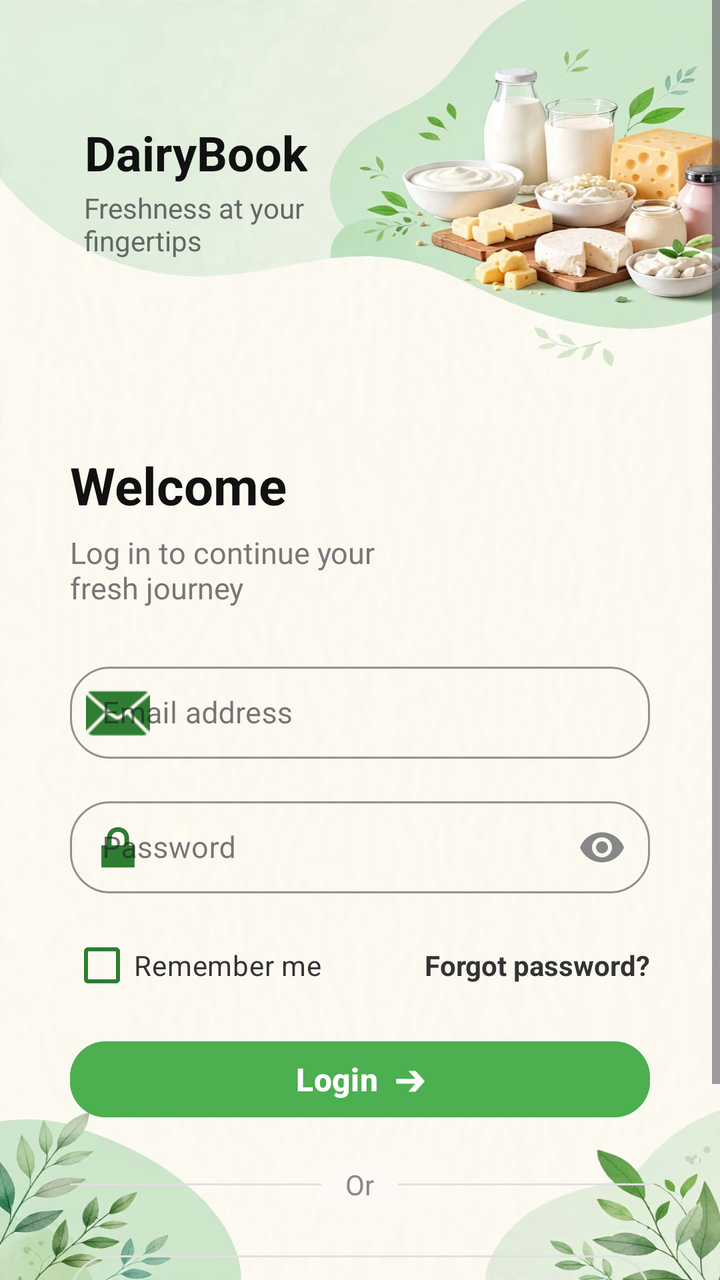
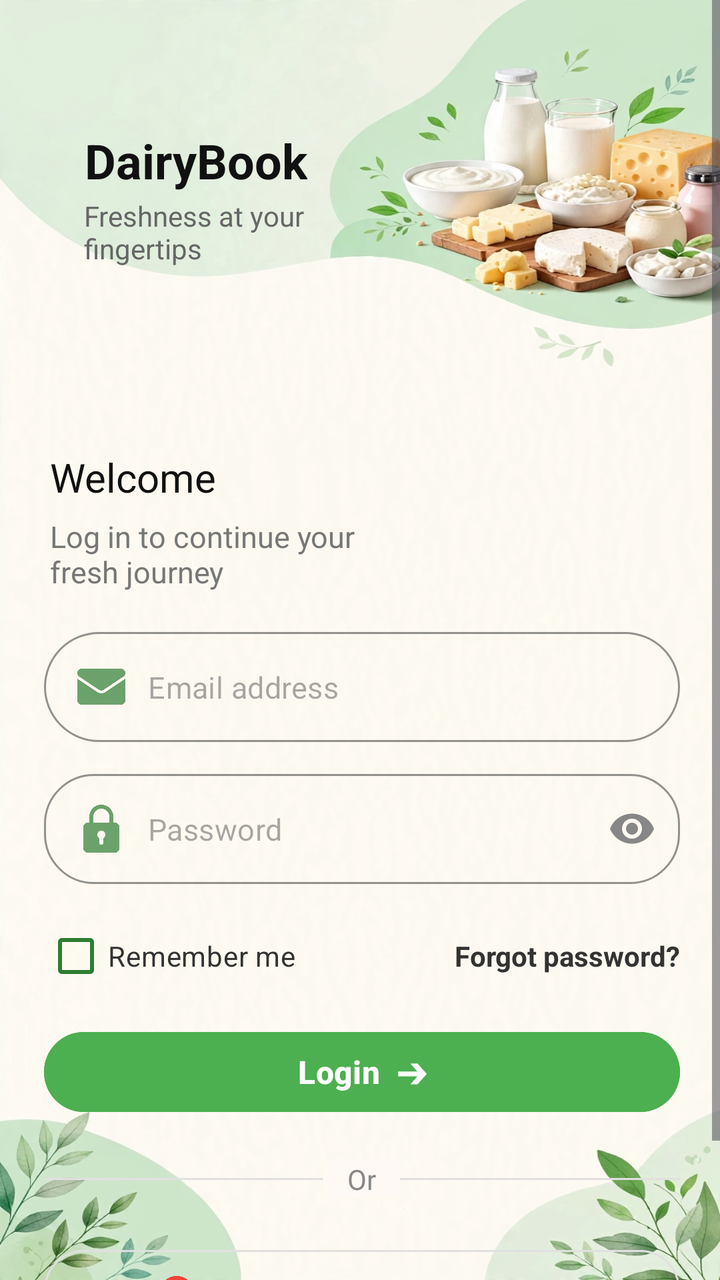

Before-and-after screenshots of an Android layout around one commit, followed by the original layout XML and the change that was made.
<!-- AndroidManifest.xml: application theme Theme.DairyBook -->
<!-- res/layout/activity_login.xml -->
<?xml version="1.0" encoding="utf-8"?>
<ScrollView xmlns:android="http://schemas.android.com/apk/res/android"
    xmlns:app="http://schemas.android.com/apk/res-auto"
    android:layout_width="match_parent"
    android:layout_height="match_parent"
    android:background="@drawable/back2"
    android:fillViewport="true">

    <RelativeLayout
        android:layout_width="match_parent"
        android:layout_height="wrap_content">

        
        <RelativeLayout
            android:id="@+id/topHeader"
            android:layout_width="match_parent"
            android:layout_height="190dp"
            android:background="#00FFEFE6"
            android:padding="20dp">

            
            <LinearLayout
                android:layout_width="wrap_content"
                android:layout_height="wrap_content"
               android:layout_marginTop="40dp"
                android:layout_marginStart="2dp"
                android:orientation="vertical"
                >

                <LinearLayout
                    android:layout_width="wrap_content"
                    android:layout_height="wrap_content"
                    android:gravity="center_vertical"
                    android:orientation="horizontal">

                    
                    <ImageView
                        android:layout_width="32dp"
                        android:layout_height="32dp"

                        app:tint="#FF5722" />

                    <TextView
                        android:layout_width="wrap_content"
                        android:layout_height="wrap_content"
                        android:layout_marginStart="-12dp"
                        android:text="DairyBook"
                        android:textColor="#111111"
                        android:textSize="24sp"
                        android:textStyle="bold" />
                </LinearLayout>

                <TextView
                    android:layout_width="wrap_content"
                    android:layout_height="wrap_content"
                    android:layout_marginTop="2dp"
                    android:layout_marginStart="20dp"
                    android:text="Freshness at your\nfingertips"
                    android:textColor="#666666"
                    android:textSize="14sp" />
            </LinearLayout>

        </RelativeLayout>

        
        <LinearLayout
            android:layout_width="match_parent"
            android:layout_height="wrap_content"
            android:layout_below="@id/topHeader"
            android:orientation="vertical"
            android:padding="35dp">

            <TextView
                android:layout_width="wrap_content"
                android:layout_height="wrap_content"
                android:text="Welcome"
                android:textColor="#111111"
                android:textSize="26sp"
                android:textStyle="bold" />

            <TextView
                android:layout_width="wrap_content"
                android:layout_height="wrap_content"
                android:layout_marginTop="6dp"
                android:text="Log in to continue your\nfresh journey"
                android:textColor="#777777"
                android:textSize="15sp" />

            
            <com.google.android.material.textfield.TextInputLayout
                style="@style/Widget.MaterialComponents.TextInputLayout.OutlinedBox"
                android:layout_width="match_parent"
                android:layout_height="wrap_content"
                android:layout_marginTop="24dp"
                app:boxBackgroundColor="#00E8F5E9"
                app:boxCornerRadiusBottomEnd="20dp"
                app:boxCornerRadiusBottomStart="20dp"
                app:boxCornerRadiusTopEnd="20dp"
                app:boxCornerRadiusTopStart="20dp"
                app:boxStrokeColor="#A7D6A7"
                app:startIconDrawable="@android:drawable/ic_dialog_email"
                app:startIconTint="#2E7D32">

                <com.google.android.material.textfield.TextInputEditText
                    android:id="@+id/etEmail"
                    android:layout_width="match_parent"
                    android:layout_height="46dp"
                    android:hint="Email address"
                    android:inputType="textEmailAddress"
                    android:textColor="#111111"
                    android:textSize="15sp" />
            </com.google.android.material.textfield.TextInputLayout>

            
            <com.google.android.material.textfield.TextInputLayout
                style="@style/Widget.MaterialComponents.TextInputLayout.OutlinedBox"
                android:layout_width="match_parent"
                android:layout_height="wrap_content"
                android:layout_marginTop="16dp"
                app:boxBackgroundColor="#00E8F5E9"
                app:boxCornerRadiusBottomEnd="20dp"
                app:boxCornerRadiusBottomStart="20dp"
                app:boxCornerRadiusTopEnd="20dp"
                app:boxCornerRadiusTopStart="20dp"
                app:boxStrokeColor="#A7D6A7"
                app:endIconMode="password_toggle"
                app:endIconTint="#878787"
                app:startIconDrawable="@android:drawable/ic_lock_lock"
                app:startIconTint="#2E7D32">

                <com.google.android.material.textfield.TextInputEditText
                    android:id="@+id/etPassword"
                    android:layout_width="match_parent"
                    android:layout_height="46dp"
                    android:hint="Password"
                    android:inputType="textPassword"
                    android:textColor="#111111"
                    android:textSize="15sp" />
            </com.google.android.material.textfield.TextInputLayout>

            
            <RelativeLayout
                android:layout_width="match_parent"
                android:layout_height="wrap_content"
                android:layout_marginTop="12dp">

                <CheckBox
                    android:id="@+id/cbRememberMe"
                    android:layout_width="wrap_content"
                    android:layout_height="wrap_content"
                    android:layout_alignParentStart="true"
                    android:buttonTint="#2E7D32"
                    android:text="Remember me"
                    android:textColor="#333333"
                    android:textSize="14sp" />

                <TextView
                    android:id="@+id/tvForgotPassword"
                    android:layout_width="wrap_content"
                    android:layout_height="wrap_content"
                    android:layout_alignParentEnd="true"
                    android:layout_centerVertical="true"
                    android:text="Forgot password?"
                    android:textColor="#333333"
                    android:textSize="14sp"
                    android:textStyle="bold" />
            </RelativeLayout>

            
            <com.google.android.material.button.MaterialButton
                android:id="@+id/btnLogin"
                android:layout_width="match_parent"
                android:layout_height="46dp"
                android:layout_marginTop="10dp"
                android:backgroundTint="#4CAF50"
                android:text="Login  ➔"
                android:textAllCaps="false"
                android:layout_gravity="center"
                android:textColor="#FFFFFF"
                android:textSize="16sp"
                android:textStyle="bold"
                app:cornerRadius="18dp" />

            
            <RelativeLayout
                android:layout_width="match_parent"
                android:layout_height="wrap_content"
                android:layout_marginTop="20dp"
                android:layout_marginBottom="20dp">

                <View
                    android:layout_width="match_parent"
                    android:layout_height="1dp"
                    android:layout_centerVertical="true"
                    android:background="#E0E0E0" />

                <TextView
                    android:layout_width="wrap_content"
                    android:layout_height="wrap_content"
                    android:layout_centerInParent="true"
                    android:background="#FFF9F5"
                    android:paddingHorizontal="12dp"
                    android:text="Or"
                    android:textColor="#888888"
                    android:textSize="14sp" />
            </RelativeLayout>

            
            <com.google.android.material.button.MaterialButton
                android:id="@+id/btnGoogleLogin"
                style="@style/Widget.MaterialComponents.Button.OutlinedButton"
                android:layout_width="match_parent"
                android:layout_height="56dp"
                android:text=" Continue with Google"
                android:textAllCaps="false"
                android:textColor="#222222"
                android:textSize="15sp"
                app:cornerRadius="20dp"
                app:icon="@drawable/google"
                app:iconGravity="textStart"
                app:iconPadding="10dp"
                app:iconTint="@null"
                app:strokeColor="#E0E0E0"
                app:strokeWidth="1dp" />

            
            <LinearLayout
                android:layout_width="wrap_content"
                android:layout_height="wrap_content"
                android:layout_gravity="center_horizontal"
                android:layout_marginTop="24dp"
                android:orientation="horizontal">

                <TextView
                    android:layout_width="wrap_content"
                    android:layout_height="wrap_content"
                    android:text="Don’t have an account? "
                    android:textColor="#666666"
                    android:textSize="14sp" />

                <TextView
                    android:id="@+id/tvSignUp"
                    android:layout_width="wrap_content"
                    android:layout_height="wrap_content"
                    android:text="Sign up"
                    android:textColor="#FF5722"
                    android:textSize="14sp"
                    android:textStyle="bold" />
            </LinearLayout>

        </LinearLayout>
    </RelativeLayout>
</ScrollView>
<!-- resources referenced by this layout -->
<resources>
  <!-- drawable back2: jpg bitmap (drawable, 110158 bytes) -->
  <!-- drawable google: png bitmap (drawable, 20103 bytes) -->
  <style name="Theme.DairyBook" parent="Base.Theme.DairyBook" />
  <style name="Base.Theme.DairyBook" parent="Theme.Material3.DayNight.NoActionBar">
          
          
      </style>
</resources>

<!-- the commit's change to res/layout/activity_login.xml (unified diff, before → after) -->
@@ -22,7 +22,7 @@
             <LinearLayout
                 android:layout_width="wrap_content"
                 android:layout_height="wrap_content"
-               android:layout_marginTop="40dp"
+               android:layout_marginTop="44dp"
                 android:layout_marginStart="2dp"
                 android:orientation="vertical"
                 >
@@ -68,15 +68,18 @@
             android:layout_height="wrap_content"
             android:layout_below="@id/topHeader"
             android:orientation="vertical"
-            android:padding="35dp">
+            android:paddingStart="22dp"
+            android:paddingEnd="20dp"
+            android:layout_marginTop="35dp">
 
             <TextView
                 android:layout_width="wrap_content"
                 android:layout_height="wrap_content"
                 android:text="Welcome"
+                android:layout_marginStart="3dp"
                 android:textColor="#111111"
-                android:textSize="26sp"
-                android:textStyle="bold" />
+                android:textSize="20sp"
+                 />
 
             <TextView
                 android:layout_width="wrap_content"
@@ -84,27 +87,29 @@
                 android:layout_marginTop="6dp"
                 android:text="Log in to continue your\nfresh journey"
                 android:textColor="#777777"
+                android:layout_marginStart="3dp"
                 android:textSize="15sp" />
 
             
             <com.google.android.material.textfield.TextInputLayout
                 style="@style/Widget.MaterialComponents.TextInputLayout.OutlinedBox"
                 android:layout_width="match_parent"
-                android:layout_height="wrap_content"
-                android:layout_marginTop="24dp"
+                android:layout_height="55dp"
+                android:layout_marginTop="20dp"
                 app:boxBackgroundColor="#00E8F5E9"
-                app:boxCornerRadiusBottomEnd="20dp"
-                app:boxCornerRadiusBottomStart="20dp"
-                app:boxCornerRadiusTopEnd="20dp"
-                app:boxCornerRadiusTopStart="20dp"
+                app:boxCornerRadiusBottomEnd="30dp"
+                app:boxCornerRadiusBottomStart="30dp"
+                app:boxCornerRadiusTopEnd="30dp"
+                app:boxCornerRadiusTopStart="30dp"
                 app:boxStrokeColor="#A7D6A7"
-                app:startIconDrawable="@android:drawable/ic_dialog_email"
-                app:startIconTint="#2E7D32">
+                app:hintEnabled="false"
+                app:startIconDrawable="@drawable/ic_email_small"
+                app:startIconTint="#B32E7D32">
 
                 <com.google.android.material.textfield.TextInputEditText
                     android:id="@+id/etEmail"
                     android:layout_width="match_parent"
-                    android:layout_height="46dp"
+                    android:layout_height="match_parent"
                     android:hint="Email address"
                     android:inputType="textEmailAddress"
                     android:textColor="#111111"
@@ -115,23 +120,24 @@
             <com.google.android.material.textfield.TextInputLayout
                 style="@style/Widget.MaterialComponents.TextInputLayout.OutlinedBox"
                 android:layout_width="match_parent"
-                android:layout_height="wrap_content"
+                android:layout_height="55dp"
                 android:layout_marginTop="16dp"
                 app:boxBackgroundColor="#00E8F5E9"
-                app:boxCornerRadiusBottomEnd="20dp"
-                app:boxCornerRadiusBottomStart="20dp"
-                app:boxCornerRadiusTopEnd="20dp"
-                app:boxCornerRadiusTopStart="20dp"
+                app:boxCornerRadiusBottomEnd="25dp"
+                app:boxCornerRadiusBottomStart="25dp"
+                app:boxCornerRadiusTopEnd="25dp"
+                app:boxCornerRadiusTopStart="25dp"
                 app:boxStrokeColor="#A7D6A7"
+                app:hintEnabled="false"
                 app:endIconMode="password_toggle"
                 app:endIconTint="#878787"
-                app:startIconDrawable="@android:drawable/ic_lock_lock"
-                app:startIconTint="#2E7D32">
+                app:startIconDrawable="@drawable/ic_lock_small"
+                app:startIconTint="#B32E7D32">
 
                 <com.google.android.material.textfield.TextInputEditText
                     android:id="@+id/etPassword"
                     android:layout_width="match_parent"
-                    android:layout_height="46dp"
+                    android:layout_height="match_parent"
                     android:hint="Password"
                     android:inputType="textPassword"
                     android:textColor="#111111"
@@ -170,7 +176,7 @@
             <com.google.android.material.button.MaterialButton
                 android:id="@+id/btnLogin"
                 android:layout_width="match_parent"
-                android:layout_height="46dp"
+                android:layout_height="48dp"
                 android:layout_marginTop="10dp"
                 android:backgroundTint="#4CAF50"
                 android:text="Login  ➔"
@@ -179,7 +185,7 @@
                 android:textColor="#FFFFFF"
                 android:textSize="16sp"
                 android:textStyle="bold"
-                app:cornerRadius="18dp" />
+                app:cornerRadius="25dp" />
 
             
             <RelativeLayout
<!-- resource entries referenced after the edit -->
@@ -2,7 +2,29 @@
 <resources>
   <!-- drawable back2: jpg bitmap (drawable, 110158 bytes) -->
   <!-- drawable google: png bitmap (drawable, 20103 bytes) -->
+  <!-- drawable ic_email_small (drawable) -->
+  <?xml version="1.0" encoding="utf-8"?>
+  <layer-list xmlns:android="http://schemas.android.com/apk/res/android">
+      <item
+          android:left="15dp"
+          android:right="6dp"
+          android:width="24dp"
+          android:height="24dp"
+          android:drawable="@drawable/email" />
+  </layer-list>
+  <!-- drawable ic_lock_small (drawable) -->
+  <?xml version="1.0" encoding="utf-8"?>
+  <layer-list xmlns:android="http://schemas.android.com/apk/res/android">
+      <item
+          android:left="15dp"
+          android:right="6dp"
+          android:width="24dp"
+          android:height="24dp"
+          android:drawable="@drawable/lock" />
+  </layer-list>
   <style name="Theme.DairyBook" parent="Base.Theme.DairyBook" />
+  <!-- drawable email: png bitmap (drawable, 6136 bytes) -->
+  <!-- drawable lock: png bitmap (drawable, 8813 bytes) -->
   <style name="Base.Theme.DairyBook" parent="Theme.Material3.DayNight.NoActionBar">
           
           
